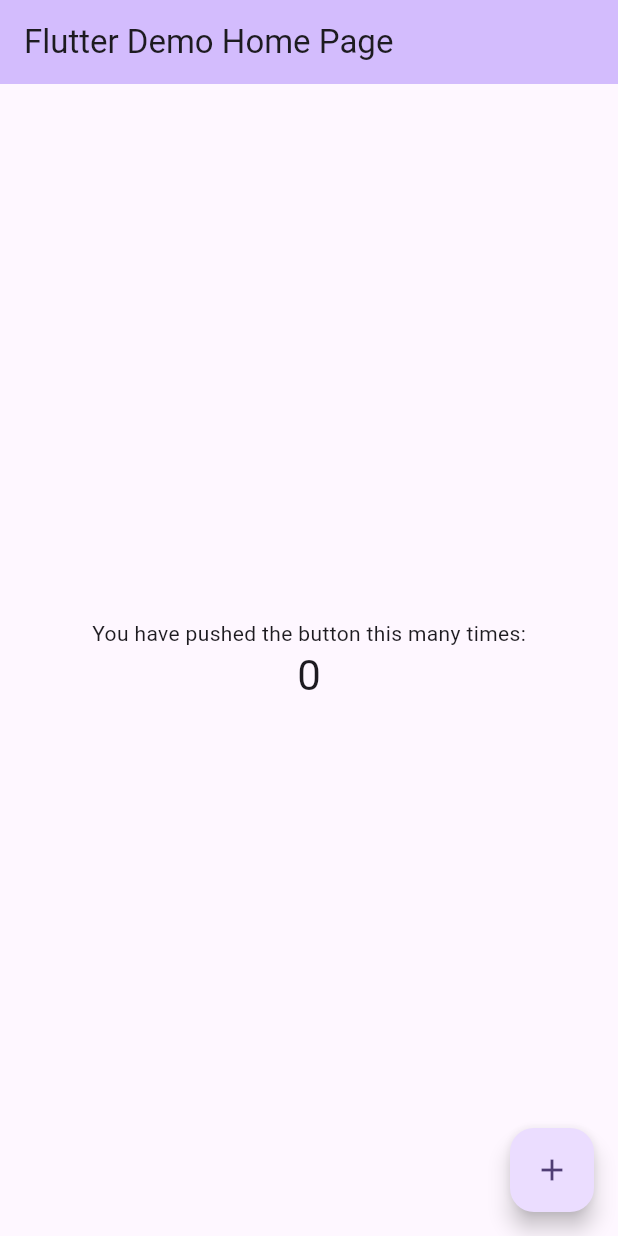
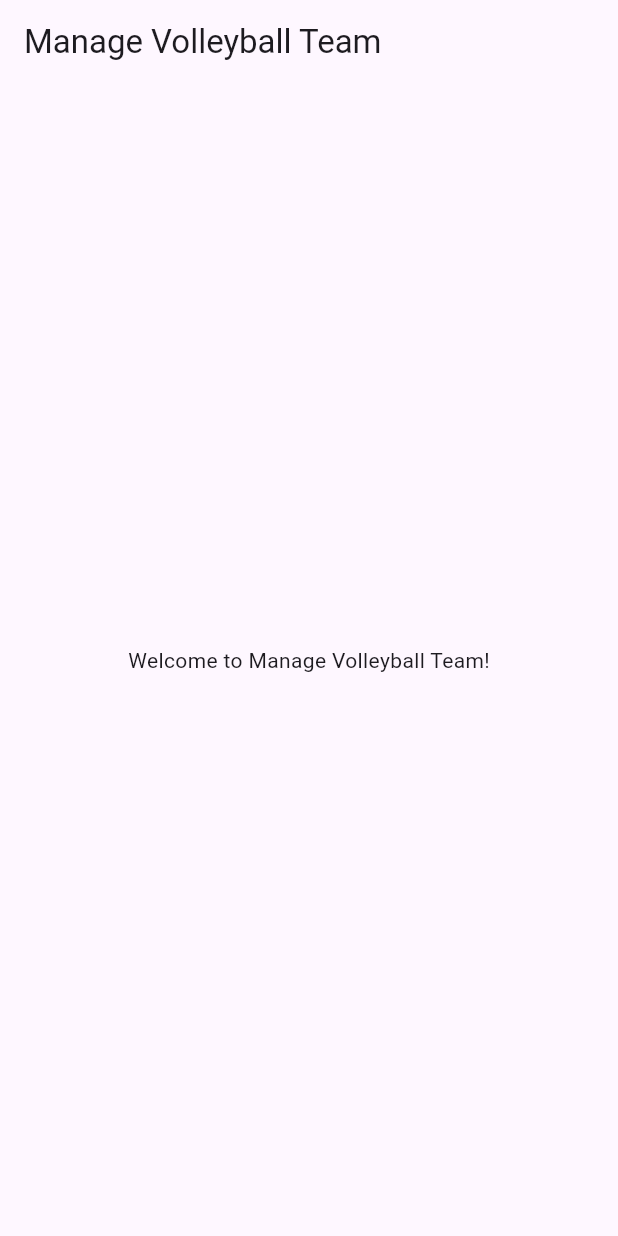
Before and after one commit to Mrprey/manage_volleyball_team, a Flutter app: the screen it shows after launch, on a phone screen of 412 x 824 dp. Run offline on Flutter 3.47's test engine with Material 3 defaults, Android fonts, the phone set to English and light mode, and no system bars; our stand-ins replace flutter_bloc.

Commit message:
general architecture

```diff
--- a/lib/main.dart
+++ b/lib/main.dart
@@ -1,125 +1,22 @@
 import 'package:flutter/material.dart';
+import 'package:manage_volleyball_team/routes.dart';
 
 void main() {
-  runApp(const MyApp());
+  runApp(MyApp());
 }
 
 class MyApp extends StatelessWidget {
   const MyApp({super.key});
 
-  // This widget is the root of your application.
   @override
   Widget build(BuildContext context) {
     return MaterialApp(
-      title: 'Flutter Demo',
+      title: 'Manage Volleyball Team',
       theme: ThemeData(
-        // This is the theme of your application.
-        //
-        // TRY THIS: Try running your application with "flutter run". You'll see
-        // the application has a purple toolbar. Then, without quitting the app,
-        // try changing the seedColor in the colorScheme below to Colors.green
-        // and then invoke "hot reload" (save your changes or press the "hot
-        // reload" button in a Flutter-supported IDE, or press "r" if you used
-        // the command line to start the app).
-        //
-        // Notice that the counter didn't reset back to zero; the application
-        // state is not lost during the reload. To reset the state, use hot
-        // restart instead.
-        //
-        // This works for code too, not just values: Most code changes can be
-        // tested with just a hot reload.
-        colorScheme: ColorScheme.fromSeed(seedColor: Colors.deepPurple),
-        useMaterial3: true,
+        primarySwatch: Colors.blue,
       ),
-      home: const MyHomePage(title: 'Flutter Demo Home Page'),
+      initialRoute: '/',
+      routes: routes,
     );
   }
 }
-
-class MyHomePage extends StatefulWidget {
-  const MyHomePage({super.key, required this.title});
-
-  // This widget is the home page of your application. It is stateful, meaning
-  // that it has a State object (defined below) that contains fields that affect
-  // how it looks.
-
-  // This class is the configuration for the state. It holds the values (in this
-  // case the title) provided by the parent (in this case the App widget) and
-  // used by the build method of the State. Fields in a Widget subclass are
-  // always marked "final".
-
-  final String title;
-
-  @override
-  State<MyHomePage> createState() => _MyHomePageState();
-}
-
-class _MyHomePageState extends State<MyHomePage> {
-  int _counter = 0;
-
-  void _incrementCounter() {
-    setState(() {
-      // This call to setState tells the Flutter framework that something has
-      // changed in this State, which causes it to rerun the build method below
-      // so that the display can reflect the updated values. If we changed
-      // _counter without calling setState(), then the build method would not be
-      // called again, and so nothing would appear to happen.
-      _counter++;
-    });
-  }
-
-  @override
-  Widget build(BuildContext context) {
-    // This method is rerun every time setState is called, for instance as done
-    // by the _incrementCounter method above.
-    //
-    // The Flutter framework has been optimized to make rerunning build methods
-    // fast, so that you can just rebuild anything that needs updating rather
-    // than having to individually change instances of widgets.
-    return Scaffold(
-      appBar: AppBar(
-        // TRY THIS: Try changing the color here to a specific color (to
-        // Colors.amber, perhaps?) and trigger a hot reload to see the AppBar
-        // change color while the other colors stay the same.
-        backgroundColor: Theme.of(context).colorScheme.inversePrimary,
-        // Here we take the value from the MyHomePage object that was created by
-        // the App.build method, and use it to set our appbar title.
-        title: Text(widget.title),
-      ),
-      body: Center(
-        // Center is a layout widget. It takes a single child and positions it
-        // in the middle of the parent.
-        child: Column(
-          // Column is also a layout widget. It takes a list of children and
-          // arranges them vertically. By default, it sizes itself to fit its
-          // children horizontally, and tries to be as tall as its parent.
-          //
-          // Column has various properties to control how it sizes itself and
-          // how it positions its children. Here we use mainAxisAlignment to
-          // center the children vertically; the main axis here is the vertical
-          // axis because Columns are vertical (the cross axis would be
-          // horizontal).
-          //
-          // TRY THIS: Invoke "debug painting" (choose the "Toggle Debug Paint"
-          // action in the IDE, or press "p" in the console), to see the
-          // wireframe for each widget.
-          mainAxisAlignment: MainAxisAlignment.center,
-          children: <Widget>[
-            const Text(
-              'You have pushed the button this many times:',
-            ),
-            Text(
-              '$_counter',
-              style: Theme.of(context).textTheme.headlineMedium,
-            ),
-          ],
-        ),
-      ),
-      floatingActionButton: FloatingActionButton(
-        onPressed: _incrementCounter,
-        tooltip: 'Increment',
-        child: const Icon(Icons.add),
-      ), // This trailing comma makes auto-formatting nicer for build methods.
-    );
-  }
-}
--- /dev/null
+++ b/lib/models/player.dart
@@ -0,0 +1,13 @@
+class Player {
+  final String name;
+  final int number;
+  final String position;
+  bool isOnCourt;
+
+  Player({
+    required this.name,
+    required this.number,
+    required this.position,
+    this.isOnCourt = false,
+  });
+}
--- /dev/null
+++ b/lib/models/team.dart
@@ -0,0 +1,11 @@
+import 'package:manage_volleyball_team/models/player.dart';
+
+class Team {
+  final String name;
+  List<Player> players;
+
+  Team({
+    required this.name,
+    required this.players,
+  });
+}
--- /dev/null
+++ b/lib/repositories/team_repository.dart
@@ -0,0 +1,7 @@
+import 'package:manage_volleyball_team/models/team.dart';
+
+class TeamRepository {
+  Team getTeam() {
+    return Team(name: 'Time A', players: []);
+  }
+}
--- /dev/null
+++ b/lib/routes.dart
@@ -0,0 +1,5 @@
+import 'package:manage_volleyball_team/screens/home_screen.dart';
+
+final routes = {
+  '/': (context) => HomeScreen(),
+};
--- /dev/null
+++ b/lib/screens/home_screen.dart
@@ -0,0 +1,17 @@
+import 'package:flutter/material.dart';
+
+class HomeScreen extends StatelessWidget {
+  const HomeScreen({super.key});
+
+  @override
+  Widget build(BuildContext context) {
+    return Scaffold(
+      appBar: AppBar(
+        title: Text('Manage Volleyball Team'),
+      ),
+      body: Center(
+        child: Text('Welcome to Manage Volleyball Team!'),
+      ),
+    );
+  }
+}
--- /dev/null
+++ b/lib/utils/constants.dart
@@ -0,0 +1 @@
+const String appTitle = 'Manage Volleyball Team';
--- /dev/null
+++ b/lib/utils/helpers.dart
@@ -0,0 +1 @@
+// Adicione funções auxiliares aqui
--- a/pubspec.yaml
+++ b/pubspec.yaml
@@ -35,6 +35,8 @@ dependencies:
   # The following adds the Cupertino Icons font to your application.
   # Use with the CupertinoIcons class for iOS style icons.
   cupertino_icons: ^1.0.8
+  flutter_bloc: ^8.1.6
+  equatable: ^2.0.5
 
 dev_dependencies:
   flutter_test:
@@ -45,7 +47,7 @@ dev_dependencies:
   # activated in the `analysis_options.yaml` file located at the root of your
   # package. See that file for information about deactivating specific lint
   # rules and activating additional ones.
-  flutter_lints: ^4.0.0
+  flutter_lints: ^5.0.0
 
 # For information on the generic Dart part of this file, see the
 # following page: https://dart.dev/tools/pub/pubspec
```
Also changed, not shown: analysis_options.yaml (+22 -2 lines), lib/blocs/match_bloc.dart (added, +7 -0 lines), lib/widgets/player_card.dart (added, +22 -0 lines), pubspec.lock, 3 other files.
